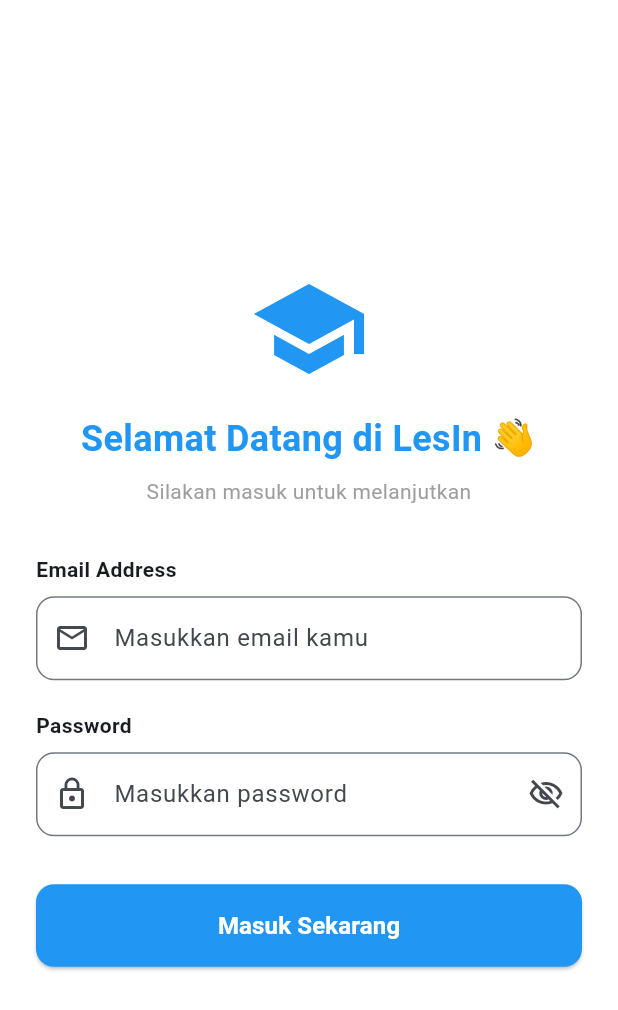
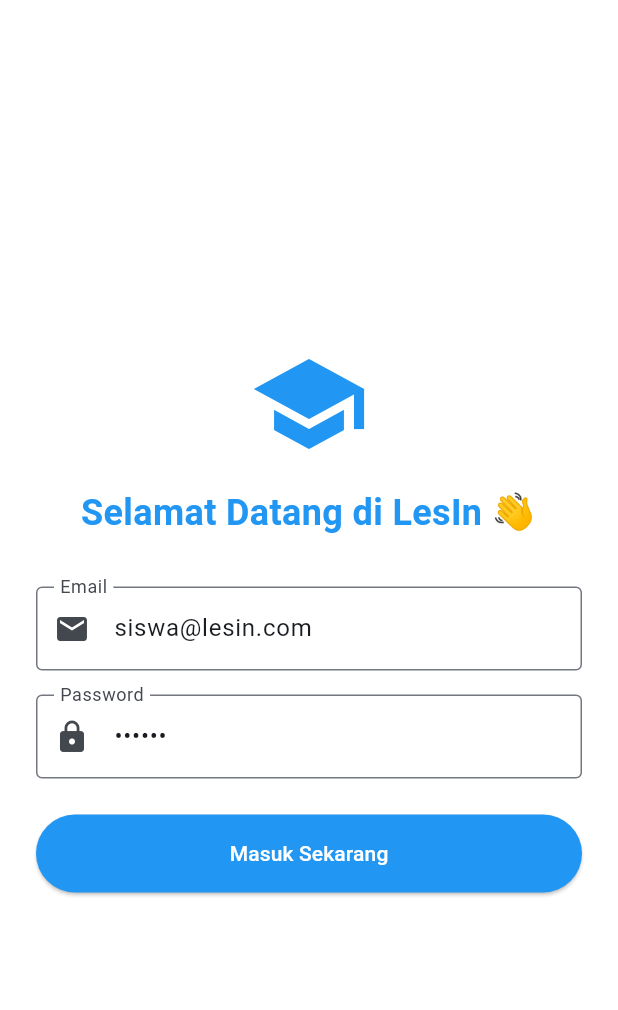
Before and after one commit to zakky-mb/lesin_app, a Flutter app: the screen it shows after launch, on a phone screen of 412 x 824 dp. Shown: the top 1010 px of the screen. Run offline on Flutter 3.47's test engine with Material 3 defaults, Android fonts, the phone set to English and light mode, and no system bars; our stand-ins replace dio, flutter_riverpod, flutter_secure_storage.

Commit message:
Feat: Complete Auth System with Auto Login

```diff
--- a/lib/features/auth/login_page.dart
+++ b/lib/features/auth/login_page.dart
@@ -1,11 +1,44 @@
 import 'package:flutter/material.dart';
-import '../home/home_page.dart'; // 1. IMPORT PENTING: Panggil halaman Home
+import 'package:flutter_riverpod/flutter_riverpod.dart'; // Wajib import ini
+import '../home/home_page.dart';
+import 'auth_controller.dart'; // Import controller yang baru dibuat
 
-class LoginPage extends StatelessWidget {
+// 1. Ganti StatelessWidget jadi ConsumerWidget
+class LoginPage extends ConsumerWidget {
   const LoginPage({super.key});
 
   @override
-  Widget build(BuildContext context) {
+  // 2. Tambahkan parameter 'WidgetRef ref' (Ini remote control Riverpod)
+  Widget build(BuildContext context, WidgetRef ref) {
+    // 3. Pantau Status Login (Loading/Error/Sukses)
+    final authState = ref.watch(authControllerProvider);
+
+    // 4. LISTEN (Dengar): Kalau ada Error atau Sukses, lakukan sesuatu
+    ref.listen<AsyncValue<void>>(authControllerProvider, (previous, next) {
+      // Jika Error, munculkan SnackBar merah
+      if (next.hasError) {
+        ScaffoldMessenger.of(context).showSnackBar(
+          SnackBar(
+            content: Text(next.error.toString()),
+            backgroundColor: Colors.red,
+          ),
+        );
+      }
+      // Jika Sukses, pindah ke Home
+      if (next is AsyncData && !next.isLoading && previous is! AsyncData) {
+        // Cek biar gak double nav
+        Navigator.pushReplacement(
+          context,
+          MaterialPageRoute(builder: (context) => const HomePage()),
+        );
+      }
+    });
+
+    // Kita butuh controller text untuk mengambil input user
+    // (Cara cepat tanpa bikin stateful widget, kita taruh di build sementara ini)
+    final emailController = TextEditingController(text: "siswa@lesin.com");
+    final passwordController = TextEditingController(text: "123456");
+
     return Scaffold(
       backgroundColor: Colors.white,
       body: SafeArea(
@@ -15,88 +48,66 @@
             mainAxisAlignment: MainAxisAlignment.center,
             crossAxisAlignment: CrossAxisAlignment.stretch,
             children: [
-              // --- HEADER / JUDUL ---
               const Icon(Icons.school, size: 80, color: Colors.blue),
               const SizedBox(height: 16),
               const Text(
                 "Selamat Datang di LesIn 👋",
                 textAlign: TextAlign.center,
                 style: TextStyle(
-                  fontSize: 24,
-                  fontWeight: FontWeight.bold,
-                  color: Colors.blue,
+                    fontSize: 24,
+                    fontWeight: FontWeight.bold,
+                    color: Colors.blue),
+              ),
+              const SizedBox(height: 32),
+
+              // INPUT EMAIL
+              TextFormField(
+                controller: emailController, // Pasang controller
+                decoration: const InputDecoration(
+                  labelText: "Email",
+                  border: OutlineInputBorder(),
+                  prefixIcon: Icon(Icons.email),
                 ),
               ),
-              const SizedBox(height: 8),
-              const Text(
-                "Silakan masuk untuk melanjutkan",
-                textAlign: TextAlign.center,
-                style: TextStyle(color: Colors.grey),
-              ),
+              const SizedBox(height: 16),
 
-              const SizedBox(height: 32),
-
-              // --- INPUT EMAIL ---
-              const Text(
-                "Email Address",
-                style: TextStyle(fontWeight: FontWeight.w600),
-              ),
-              const SizedBox(height: 8),
+              // INPUT PASSWORD
               TextFormField(
-                keyboardType: TextInputType.emailAddress,
+                controller: passwordController, // Pasang controller
+                obscureText: true,
                 decoration: const InputDecoration(
-                  hintText: "Masukkan email kamu",
-                  prefixIcon: Icon(Icons.email_outlined),
-                  border: OutlineInputBorder(
-                    borderRadius: BorderRadius.all(Radius.circular(12)),
-                  ),
+                  labelText: "Password",
+                  border: OutlineInputBorder(),
+                  prefixIcon: Icon(Icons.lock),
                 ),
               ),
+              const SizedBox(height: 24),
 
-              const SizedBox(height: 20),
-
-              // --- INPUT PASSWORD ---
-              const Text(
-                "Password",
-                style: TextStyle(fontWeight: FontWeight.w600),
-              ),
-              const SizedBox(height: 8),
-              TextFormField(
-                obscureText: true,
-                decoration: const InputDecoration(
-                  hintText: "Masukkan password",
-                  prefixIcon: Icon(Icons.lock_outline),
-                  suffixIcon: Icon(Icons.visibility_off_outlined),
-                  border: OutlineInputBorder(
-                    borderRadius: BorderRadius.all(Radius.circular(12)),
-                  ),
-                ),
-              ),
-
-              const SizedBox(height: 32),
-
-              // --- TOMBOL LOGIN ---
+              // TOMBOL LOGIN (PINTAR)
               ElevatedButton(
-                onPressed: () {
-                  // 2. LOGIKA PINDAH HALAMAN
-                  // Menggunakan pushReplacement agar user tidak bisa back ke login
-                  Navigator.pushReplacement(
-                    context,
-                    MaterialPageRoute(builder: (context) => const HomePage()),
-                  );
-                },
+                onPressed: authState.isLoading
+                    ? null // Matikan tombol kalau lagi loading
+                    : () {
+                        // Panggil fungsi login di Controller
+                        ref.read(authControllerProvider.notifier).login(
+                              emailController.text,
+                              passwordController.text,
+                            );
+                      },
                 style: ElevatedButton.styleFrom(
                   backgroundColor: Colors.blue,
-                  foregroundColor: Colors.white,
                   padding: const EdgeInsets.symmetric(vertical: 16),
-                  shape: RoundedRectangleBorder(
-                    borderRadius: BorderRadius.circular(12),
-                  ),
                 ),
-                child: const Text(
-                  "Masuk Sekarang",
-                  style: TextStyle(fontSize: 16, fontWeight: FontWeight.bold),
-                ),
+                // Kalau loading tampilkan putaran, kalau tidak tampilkan teks
+                child: authState.isLoading
+                    ? const SizedBox(
+                        height: 20,
+                        width: 20,
+                        child: CircularProgressIndicator(
+                            color: Colors.white, strokeWidth: 2),
+                      )
+                    : const Text("Masuk Sekarang",
+                        style: TextStyle(color: Colors.white)),
               ),
             ],
           ),
--- a/lib/main.dart
+++ b/lib/main.dart
@@ -1,8 +1,16 @@
 import 'package:flutter/material.dart';
-import 'features/auth/login_page.dart'; // Import halaman login
+import 'package:flutter_riverpod/flutter_riverpod.dart'; // 1. IMPORT INI
+import 'features/auth/login_page.dart';
+import 'features/auth/splash_page.dart';
 
 void main() {
-  runApp(const LesInApp());
+  // 2. BUNGKUS APLIKASI DENGAN ProviderScope
+  // Ini wajib hukumnya kalau pakai Riverpod!
+  runApp(
+    const ProviderScope(
+      child: LesInApp(),
+    ),
+  );
 }
 
 class LesInApp extends StatelessWidget {
@@ -11,14 +19,13 @@
   @override
   Widget build(BuildContext context) {
     return MaterialApp(
-      debugShowCheckedModeBanner: false, // Hilangkan pita debug merah
+      debugShowCheckedModeBanner: false,
       title: 'LesIn',
       theme: ThemeData(
-        // Mengatur warna utama aplikasi jadi Biru
         colorScheme: ColorScheme.fromSeed(seedColor: Colors.blue),
         useMaterial3: true,
       ),
-      home: const LoginPage(), // Arahkan ke halaman login
+      home: const SplashPage(),
     );
   }
 }
--- a/pubspec.yaml
+++ b/pubspec.yaml
@@ -35,6 +35,9 @@
   # The following adds the Cupertino Icons font to your application.
   # Use with the CupertinoIcons class for iOS style icons.
   cupertino_icons: ^1.0.2
+  flutter_riverpod: ^2.6.1
+  dio: ^5.9.1
+  flutter_secure_storage: ^9.2.4
 
 dev_dependencies:
   flutter_test:
```
Also changed, not shown: lib/core/network/api_client.dart (added, +23 -0 lines), lib/core/storage/storage_service.dart (added, +31 -0 lines), lib/features/auth/auth_controller.dart (added, +67 -0 lines), lib/features/auth/splash_page.dart (added, +69 -0 lines), pubspec.lock, 8 other files.
